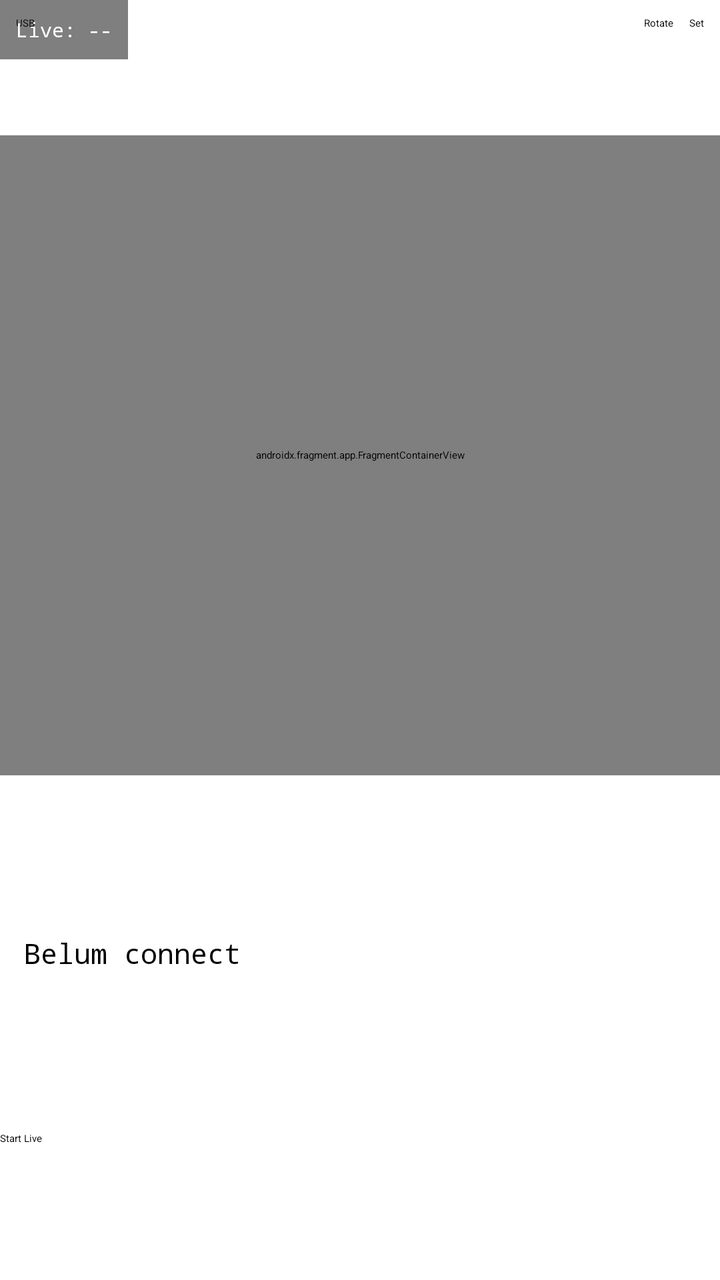
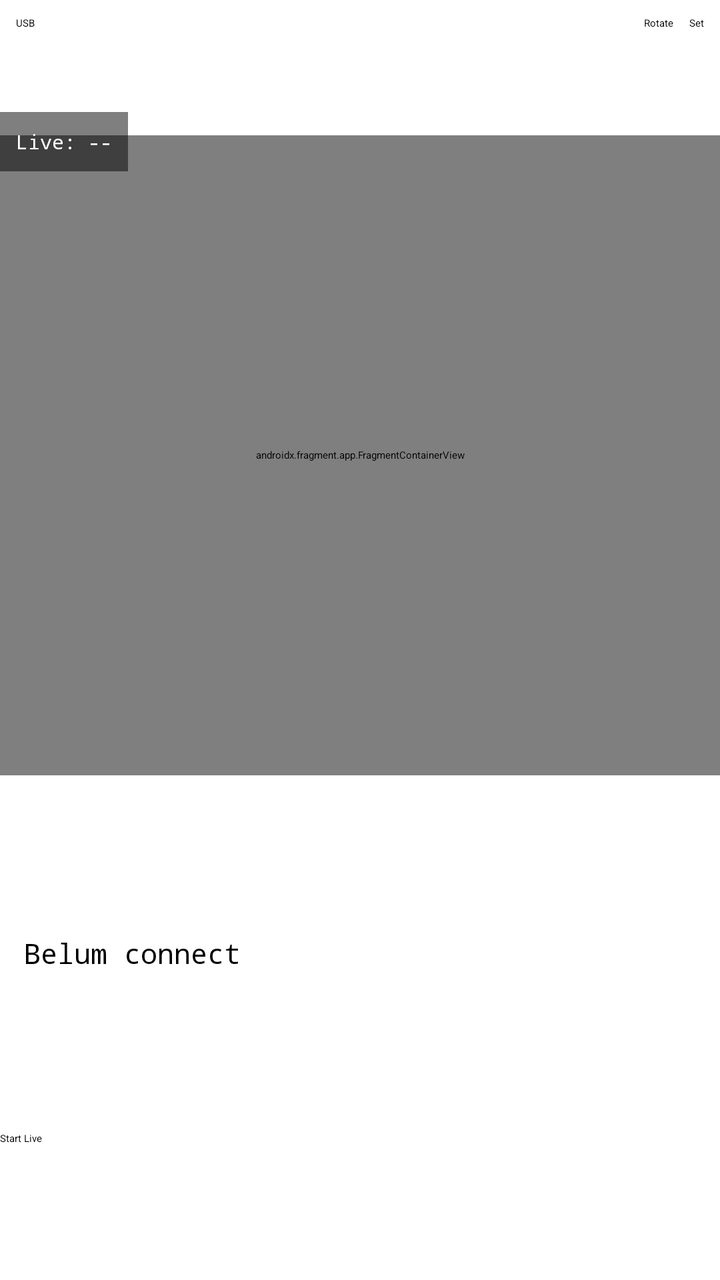

Two renders of the same Android screen: before a commit and after it. Below are the layout's source before the change and the commit's diff.
<!-- AndroidManifest.xml: activity theme Theme.App.Starting -->
<!-- res/layout/activity_main.xml -->
<?xml version="1.0" encoding="utf-8"?>
<androidx.constraintlayout.widget.ConstraintLayout
    xmlns:android="http://schemas.android.com/apk/res/android"
    xmlns:app="http://schemas.android.com/apk/res-auto"
    android:layout_width="match_parent"
    android:layout_height="match_parent">

    <Button
        android:id="@+id/btnSettings"
        android:layout_width="wrap_content"
        android:layout_height="wrap_content"
        android:text="Set"
        android:layout_margin="8dp"
        app:layout_constraintTop_toTopOf="parent"
        app:layout_constraintEnd_toEndOf="parent" />

    <Button
        android:id="@+id/btnRotate"
        android:layout_width="wrap_content"
        android:layout_height="wrap_content"
        android:text="Rotate"
        android:layout_margin="8dp"
        app:layout_constraintTop_toTopOf="parent"
        app:layout_constraintEnd_toStartOf="@id/btnSettings" />

    <Button
        android:id="@+id/btnUsb"
        android:layout_width="wrap_content"
        android:layout_height="wrap_content"
        android:text="USB"
        android:layout_margin="8dp"
        app:layout_constraintTop_toTopOf="parent"
        app:layout_constraintStart_toStartOf="parent" />

    <androidx.fragment.app.FragmentContainerView
        android:id="@+id/cameraFragmentContainer"
        android:name="com.ufc.app.ui.UfcCameraFragment"
        android:layout_width="0dp"
        android:layout_height="0dp"
        app:layout_constraintTop_toTopOf="parent"
        app:layout_constraintStart_toStartOf="parent"
        app:layout_constraintEnd_toEndOf="parent"
        app:layout_constraintBottom_toTopOf="@id/statusText"
        app:layout_constraintHeight_percent="0.5" />

    
    <FrameLayout
        android:id="@+id/draggableOverlay"
        android:layout_width="wrap_content"
        android:layout_height="wrap_content"
        android:background="#80000000"
        android:padding="8dp"
        app:layout_constraintTop_toTopOf="parent"
        app:layout_constraintStart_toStartOf="parent">

        <TextView
            android:id="@+id/overlayText"
            android:layout_width="wrap_content"
            android:layout_height="wrap_content"
            android:textColor="#FFFFFF"
            android:textSize="10sp"
            android:fontFamily="monospace"
            android:text="Live: --" />
    </FrameLayout>

    <TextView
        android:id="@+id/statusText"
        android:layout_width="match_parent"
        android:layout_height="wrap_content"
        android:padding="12dp"
        android:fontFamily="monospace"
        android:textSize="14sp"
        android:text="Belum connect"
        app:layout_constraintTop_toBottomOf="@id/cameraFragmentContainer"
        app:layout_constraintBottom_toTopOf="@id/btnStartStream" />

    <Button
        android:id="@+id/btnStartStream"
        android:layout_width="0dp"
        android:layout_height="wrap_content"
        android:text="Start Live"
        app:layout_constraintTop_toBottomOf="@id/statusText"
        app:layout_constraintStart_toStartOf="parent"
        app:layout_constraintEnd_toEndOf="@id/btnStopStream"
        app:layout_constraintBottom_toBottomOf="parent" />

    <Button
        android:id="@+id/btnStopStream"
        android:layout_width="0dp"
        android:layout_height="wrap_content"
        android:text="Stop Live"
        app:layout_constraintTop_toBottomOf="@id/statusText"
        app:layout_constraintStart_toEndOf="@id/btnStartStream"
        app:layout_constraintEnd_toEndOf="parent"
        app:layout_constraintBottom_toBottomOf="parent" />

</androidx.constraintlayout.widget.ConstraintLayout>
<!-- resources referenced by this layout -->
<resources>
  <style name="Theme.App.Starting" parent="Theme.SplashScreen">
          <item name="windowSplashScreenBackground">@android:color/black</item>
          <item name="windowSplashScreenAnimatedIcon">@drawable/splash_logo</item>
          <item name="postSplashScreenTheme">@style/Theme.UFC</item>
      </style>
  <!-- drawable splash_logo: png bitmap (drawable, 180786 bytes) -->
  <style name="Theme.UFC" parent="Theme.MaterialComponents.DayNight.NoActionBar" />
</resources>

<!-- the commit's change to res/layout/activity_main.xml (unified diff, before → after) -->
@@ -48,6 +48,7 @@
         android:id="@+id/draggableOverlay"
         android:layout_width="wrap_content"
         android:layout_height="wrap_content"
+        android:layout_marginTop="56dp"
         android:background="#80000000"
         android:padding="8dp"
         app:layout_constraintTop_toTopOf="parent"
@@ -81,7 +82,7 @@
         android:text="Start Live"
         app:layout_constraintTop_toBottomOf="@id/statusText"
         app:layout_constraintStart_toStartOf="parent"
-        app:layout_constraintEnd_toEndOf="@id/btnStopStream"
+        app:layout_constraintEnd_toEndOf="parent"
         app:layout_constraintBottom_toBottomOf="parent" />
 
     <Button
@@ -89,8 +90,9 @@
         android:layout_width="0dp"
         android:layout_height="wrap_content"
         android:text="Stop Live"
+        android:visibility="gone"
         app:layout_constraintTop_toBottomOf="@id/statusText"
-        app:layout_constraintStart_toEndOf="@id/btnStartStream"
+        app:layout_constraintStart_toStartOf="parent"
         app:layout_constraintEnd_toEndOf="parent"
         app:layout_constraintBottom_toBottomOf="parent" />
 
